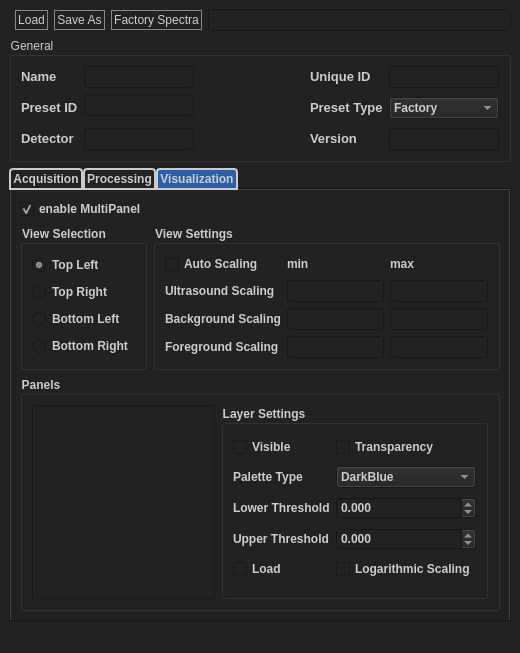
Before: the Qt Designer form source/resources/preset_editor.ui in jaytreee/PresetEditor, drawn with Qt 5.
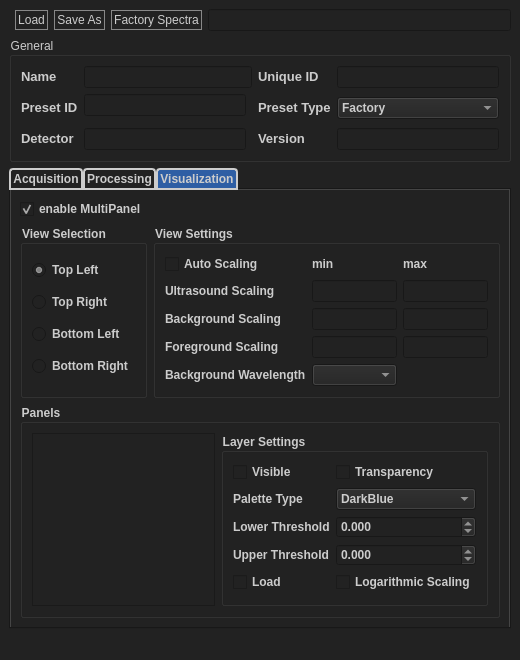
After: the same form once the commit is applied. The open tabs and pages were chosen to show the change.

Commit message: # Task 2553 BG Wavelength for each panel, only works for newest version

```diff
--- a/source/resources/preset_editor.ui
+++ b/source/resources/preset_editor.ui
@@ -7,7 +7,7 @@
     <x>0</x>
     <y>0</y>
     <width>520</width>
-    <height>636</height>
+    <height>658</height>
    </rect>
   </property>
   <property name="font">
@@ -131,9 +131,6 @@
          </property>
         </widget>
        </item>
-       <item row="1" column="1">
-        <widget class="QLineEdit" name="nameBox"/>
-       </item>
        <item row="4" column="3">
         <widget class="QLabel" name="versionLabel">
          <property name="sizePolicy">
@@ -180,19 +177,6 @@
          </property>
         </widget>
        </item>
-       <item row="2" column="2">
-        <spacer name="horizontalSpacer_3">
-         <property name="orientation">
-          <enum>Qt::Horizontal</enum>
-         </property>
-         <property name="sizeHint" stdset="0">
-          <size>
-           <width>40</width>
-           <height>20</height>
-          </size>
-         </property>
-        </spacer>
-       </item>
        <item row="2" column="1">
         <widget class="QLineEdit" name="presetIDBox"/>
        </item>
@@ -300,6 +284,9 @@
        <item row="4" column="1">
         <widget class="QLineEdit" name="detectorBox"/>
        </item>
+       <item row="1" column="1" colspan="2">
+        <widget class="QLineEdit" name="nameBox"/>
+       </item>
       </layout>
      </widget>
     </item>
@@ -1098,6 +1085,35 @@
              </property>
             </widget>
            </item>
+           <item row="0" column="2">
+            <widget class="QLabel" name="label_9">
+             <property name="font">
+              <font>
+               <weight>75</weight>
+               <bold>true</bold>
+              </font>
+             </property>
+             <property name="text">
+              <string>max</string>
+             </property>
+            </widget>
+           </item>
+           <item row="4" column="0">
+            <widget class="QLabel" name="label_13">
+             <property name="font">
+              <font>
+               <weight>75</weight>
+               <bold>true</bold>
+              </font>
+             </property>
+             <property name="text">
+              <string>Background Wavelength</string>
+             </property>
+            </widget>
+           </item>
+           <item row="4" column="1">
+            <widget class="QComboBox" name="bgWavelength"/>
+           </item>
           </layout>
          </widget>
         </item>
```
Left out of the diff: 81 changed lines with no effect on the pictures. The commit also changes 7 other files.
